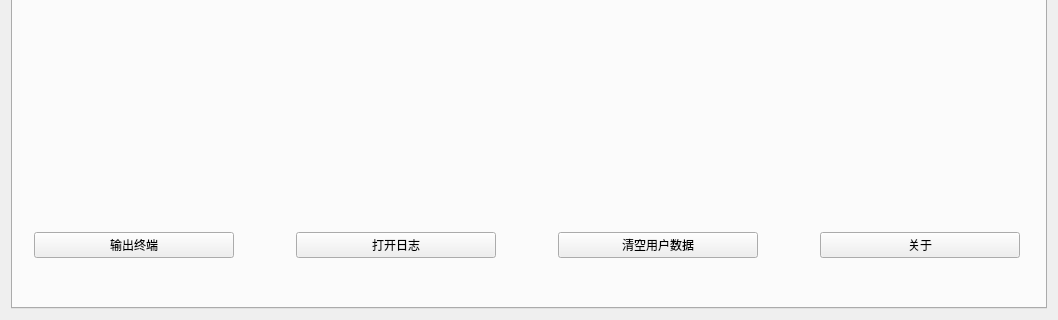
Above: src/ui/mainWidget.ui from Zeal-L/BiliBili-Manga-Downloader before the change; both pictures show x 0 to 1058 and y 353 to 673 of the 1058 by 673 pixel window. Below: the same form after it.
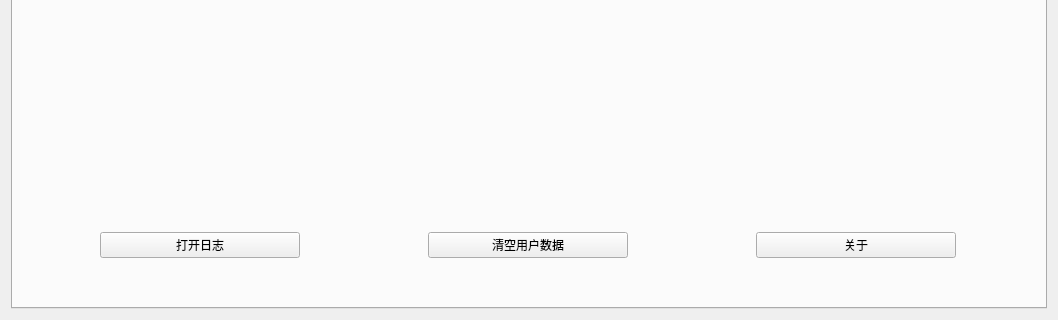
That is the form after the change. Icons and pictures are not drawn.

What changed in the file:
```diff
--- a/src/ui/mainWidget.ui
+++ b/src/ui/mainWidget.ui
@@ -610,19 +610,6 @@
          <property name="spacing">
           <number>50</number>
          </property>
-         <item>
-          <widget class="QPushButton" name="pushButton_output_termial">
-           <property name="maximumSize">
-            <size>
-             <width>200</width>
-             <height>16777215</height>
-            </size>
-           </property>
-           <property name="text">
-            <string>输出终端</string>
-           </property>
-          </widget>
-         </item>
          <item>
           <widget class="QPushButton" name="pushButton_open_log">
            <property name="maximumSize">
```
